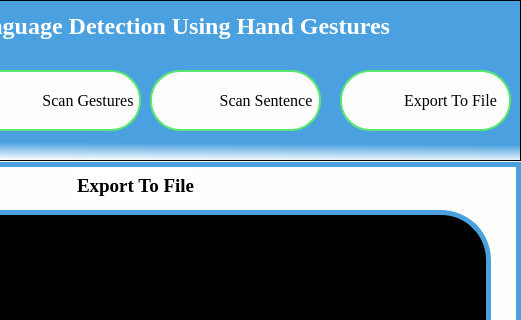
shadabsk/Sign-Language-Recognition-Using-Hand-Gestures-Keras-PyQT5-OpenCV, file Source Code/UI_Files/export.UI: the form before one commit; both pictures show x 220 to 741 and y 0 to 320 of the 741 by 642 pixel window.
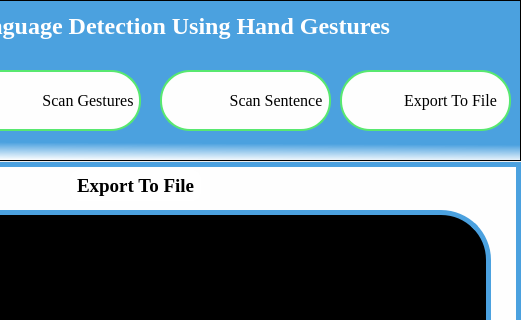
The form after the commit. Icons and pictures are not drawn.

Commit message: implemented slider inside qt window & enhanced Ui by adnan

Diff of the .ui file:
```diff
--- a/Source Code/UI_Files/export.UI
+++ b/Source Code/UI_Files/export.UI
@@ -130,7 +130,7 @@
    <widget class="QPushButton" name="scan_sen">
     <property name="geometry">
      <rect>
-      <x>370</x>
+      <x>380</x>
       <y>70</y>
       <width>171</width>
       <height>61</height>
```
The commit also changes 5 other files.
